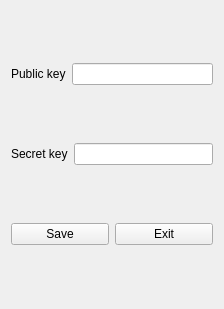
First picture: the form in settingswidget.ui, repository qernt/TradernetWidget, before the edit.
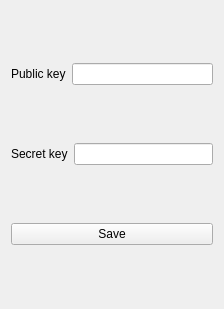
Second picture: the form after the edit.

Diff of the .ui file:
```diff
--- a/settingswidget.ui
+++ b/settingswidget.ui
@@ -51,13 +51,6 @@
        </property>
       </widget>
      </item>
-     <item>
-      <widget class="QPushButton" name="pushButton_2">
-       <property name="text">
-        <string>Exit</string>
-       </property>
-      </widget>
-     </item>
     </layout>
    </item>
   </layout>
```
